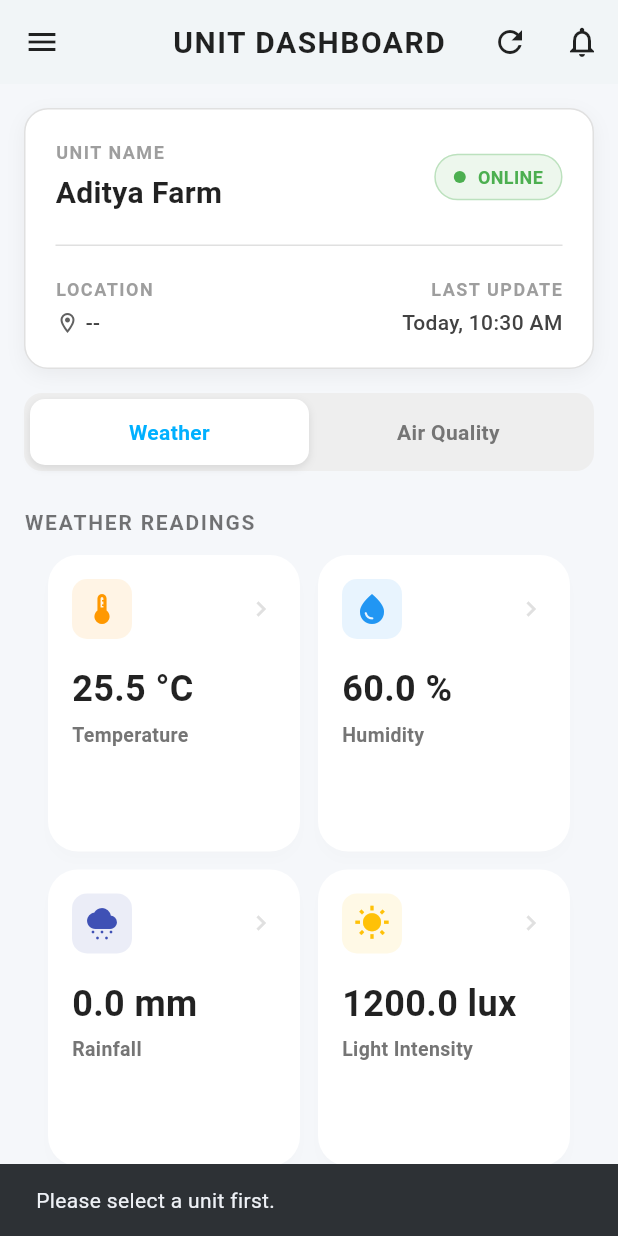
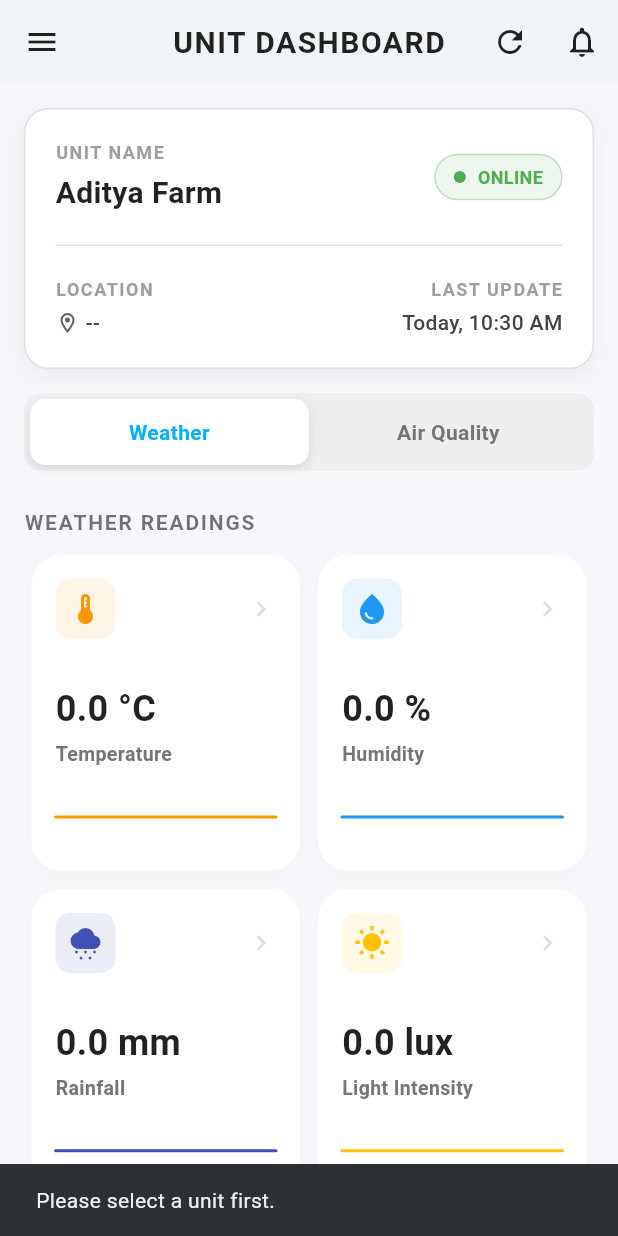
Before and after one commit to buildwithadi/industrial-app, a Flutter app: the DashboardScreen screen opened by its route, in the side drawer, after a tap on "Dashboard Layout", on a phone screen of 412 x 824 dp. Run offline on Flutter 3.47's test engine with Material 3 defaults, Android fonts, the phone set to English and light mode, and no system bars; our stand-ins replace flutter_local_notifications, shared_preferences; missing offline and left inert: workmanager; accounts and stored records are empty; network calls fail; statements that could not run were skipped.

Commit message:
modified some UI components

```diff
--- a/lib/screens/dashboard.dart
+++ b/lib/screens/dashboard.dart
@@ -459,17 +459,32 @@ class _DashboardScreenState extends State<DashboardScreen> {
         farmerName = "Aditya Farm";
         deviceStatus = "Online";
         lastOnline = "Today, 10:30 AM";
+
+        // --- CHANGED: Explicitly set mock data to ZEROs ---
         sensorData = {
-          "air_temp": 25.5,
-          "humidity": 60.0,
+          "air_temp": 0.0,
+          "humidity": 0.0,
           "rainfall": 0.0,
-          "light_intensity": 1200.0,
-          "wind": 12.0,
-          "pressure": 1013.0,
-          "pm25": 12.0,
-          "tvoc": 100.0,
-          "aqi": 45.0,
-          "co2": 500.0,
+          "light_intensity": 0.0,
+          "wind": 0.0,
+          "pressure": 0.0,
+          "pm25": 0.0,
+          "tvoc": 0.0,
+          "aqi": 0.0,
+          "co2": 0.0,
+        };
+        // Reset history to list of zeros for flat line
+        historyData = {
+          "air_temp": List.filled(10, 0.0),
+          "humidity": List.filled(10, 0.0),
+          "rainfall": List.filled(10, 0.0),
+          "light_intensity": List.filled(10, 0.0),
+          "wind": List.filled(10, 0.0),
+          "pressure": List.filled(10, 0.0),
+          "pm25": List.filled(10, 0.0),
+          "tvoc": List.filled(10, 0.0),
+          "aqi": List.filled(10, 0.0),
+          "co2": List.filled(10, 0.0),
         };
       });
     }
@@ -478,9 +493,32 @@ class _DashboardScreenState extends State<DashboardScreen> {
   // --- UI HELPERS ---
   // Modified to filter based on Role AND individual Visibility Settings
   List<Map<String, dynamic>> _getDataForPage(bool isWeather) {
-    if (sensorData == null) return [];
-    String v(String k, String u) => "${sensorData![k]?.toString() ?? '--'} $u";
-    List<double> h(String k) => historyData[k] ?? [];
+    // --- CHANGED: Use a fallback empty map if sensorData is null, but populate with zeros ---
+    // This ensures cards are built even if data is missing, but they show 0.
+    final data = sensorData ??
+        {
+          "air_temp": 0.0,
+          "humidity": 0.0,
+          "rainfall": 0.0,
+          "light_intensity": 0.0,
+          "wind": 0.0,
+          "pressure": 0.0,
+          "pm25": 0.0,
+          "tvoc": 0.0,
+          "aqi": 0.0,
+          "co2": 0.0
+        };
+
+    String v(String k, String u) => "${data[k]?.toString() ?? '0.0'} $u";
+    // Modified: Ensure list is never null, use a list of 0.0s if empty/null
+    List<double> h(String k) {
+      final list = historyData[k];
+      if (list == null || list.isEmpty) {
+        // Return 20 zeros for a straight line
+        return List.filled(20, 0.0);
+      }
+      return list;
+    }
 
     List<Map<String, dynamic>> items = [];
 
@@ -635,15 +673,8 @@ class _DashboardScreenState extends State<DashboardScreen> {
                     child: Padding(
                         padding: EdgeInsets.all(32.0),
                         child: CircularProgressIndicator()))
-                : data.isEmpty
-                    ? Center(
-                        child: Padding(
-                          padding: const EdgeInsets.all(32.0),
-                          child: Text("No visible sensors for this role.",
-                              style: TextStyle(color: Colors.grey.shade500)),
-                        ),
-                      )
-                    : _buildSensorGrid(data),
+                : _buildSensorGrid(
+                    data), // --- CHANGED: Always build grid, even if data is empty (handled by helpers now)
             const SizedBox(height: 20),
           ],
         ),
@@ -656,8 +687,19 @@ class _DashboardScreenState extends State<DashboardScreen> {
   }
 
   Widget _buildSensorGrid(List<Map<String, dynamic>> items) {
+    // --- CHANGED: If items is empty (e.g. all filtered out), show message
+    if (items.isEmpty) {
+      return Center(
+        child: Padding(
+          padding: const EdgeInsets.all(32.0),
+          child: Text("No visible sensors for this role.",
+              style: TextStyle(color: Colors.grey.shade500)),
+        ),
+      );
+    }
+
     return GridView.builder(
-      padding: const EdgeInsets.symmetric(horizontal: 16),
+      padding: const EdgeInsets.symmetric(horizontal: 5),
       shrinkWrap: true,
       physics: const NeverScrollableScrollPhysics(),
       gridDelegate: const SliverGridDelegateWithFixedCrossAxisCount(
@@ -678,6 +720,7 @@ class _DashboardScreenState extends State<DashboardScreen> {
     Color activeColor = config.color;
     bool isAlert = false;
 
+    // Safety: check status if it exists
     if (item['status'] == 'warning') {
       activeColor = Colors.orange;
       isAlert = true;
@@ -764,6 +807,18 @@ class _DashboardScreenState extends State<DashboardScreen> {
         ),
       ),
     );
+  }
+
+  Widget _buildNoDataState() {
+    return Center(
+        child: Padding(
+            padding: const EdgeInsets.all(32.0),
+            child: Column(children: [
+              Icon(Icons.cloud_off, size: 60, color: Colors.grey.shade300),
+              const SizedBox(height: 16),
+              Text("No Data Available",
+                  style: TextStyle(color: Colors.grey.shade500))
+            ])));
   }
 
   Widget _buildCategoryToggle() {
@@ -1008,9 +1063,21 @@ class SparklinePainter extends CustomPainter {
       ..strokeCap = StrokeCap.round
       ..strokeJoin = StrokeJoin.round;
     final path = Path();
+
+    // --- UPDATED LOGIC FOR FLAT LINE ---
+    // If all values are the same (e.g. all 0.0), or only 1 value, or if range is tiny
+    bool isFlat = data.every((e) => e == data[0]);
+
+    if (isFlat) {
+      // Draw straight line in middle
+      path.moveTo(0, size.height / 2);
+      path.lineTo(size.width, size.height / 2);
+    } else {
       double minVal = data.reduce(min);
       double maxVal = data.reduce(max);
       double range = maxVal - minVal;
+
+      // Safety padding for range
       if (range == 0) {
         range = 1.0;
         minVal -= 0.5;
@@ -1019,6 +1086,7 @@ class SparklinePainter extends CustomPainter {
         maxVal += range * 0.1;
         range = maxVal - minVal;
       }
+
       double dx = size.width / (data.length - 1);
       for (int i = 0; i < data.length; i++) {
         double x = i * dx;
@@ -1033,6 +1101,8 @@ class SparklinePainter extends CustomPainter {
           path.cubicTo(cX, prevY, cX, y, x, y);
         }
       }
+    }
+
     canvas.drawPath(path, paint);
   }
 
```
Also changed, not shown: lib/screens/alert_settings_screen.dart (+79 -57 lines), lib/screens/dashboard_settings_screen.dart (+78 -21 lines). Lines whose indentation alone changed are shown as unchanged.
